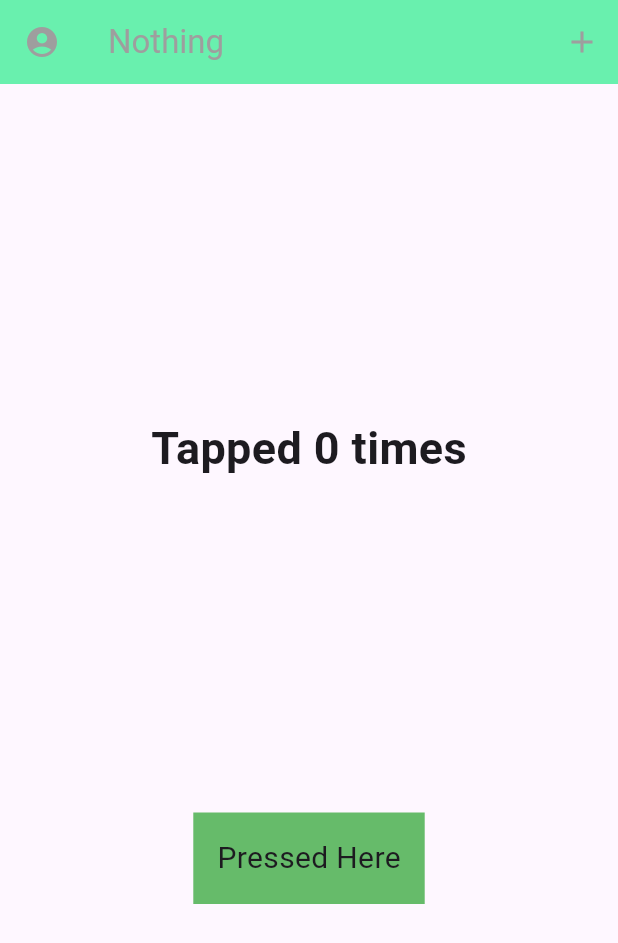
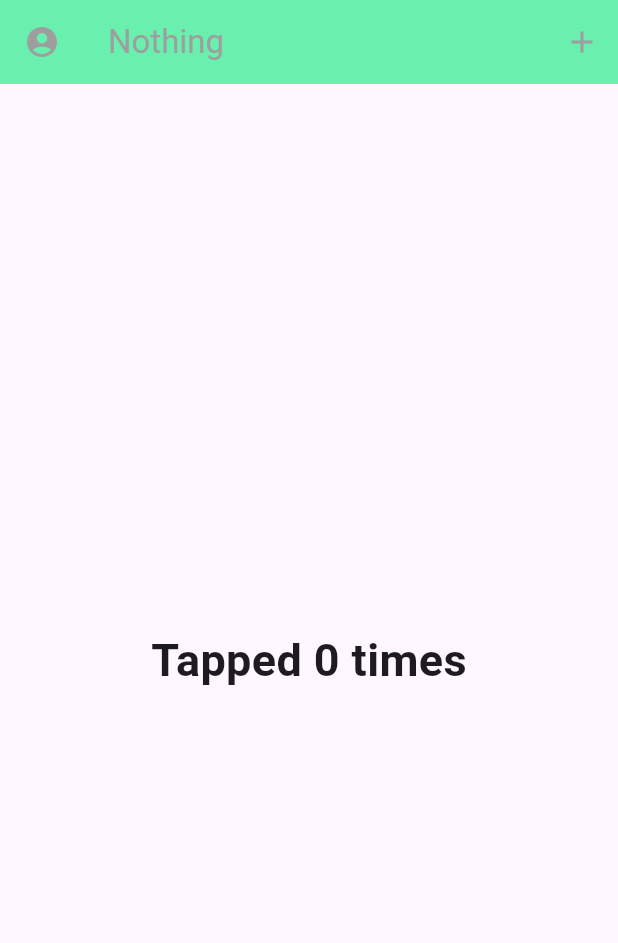
Before and after one commit to saoumiftesham/Pratice, a Flutter app: the screen it shows after launch, on a phone screen of 412 x 824 dp. Shown: the top 943 px of the screen. Run offline on Flutter 3.47's test engine with Material 3 defaults, Android fonts, the phone set to English and light mode, and no system bars.

Commit message:
make whole body into gesture detector

```diff
--- a/lib/body.dart
+++ b/lib/body.dart
@@ -19,7 +19,9 @@ class _BodyState extends State<Body> {
  }
   @override
   Widget build(BuildContext context) {
-    return Center(
+    return GestureDetector(
+      onTap: _increaseNumber,
+      child: Center(
         child: Column(
           mainAxisAlignment: MainAxisAlignment.spaceEvenly,
           children: [
@@ -27,15 +29,16 @@ class _BodyState extends State<Body> {
               'Tapped ' + numberOfTimesTapped.toString() + ' times',
               style: TextStyle(fontSize: 30, fontWeight: FontWeight.bold),
             ),
-          GestureDetector(
-            onTap: _increaseNumber,
-            child: Container(
-              color: Colors.green[400],
-              padding: EdgeInsets.all(16),
-              child: Text("Pressed Here", style: TextStyle(fontSize: 20)),
+            // GestureDetector(
+            //   onTap: _increaseNumber,
+            //   child: Container(
+            //     color: Colors.green[400],
+            //     padding: EdgeInsets.all(16),
+            //     child: Text("Pressed Here", style: TextStyle(fontSize: 20)),
+            //   ),
+            // ),
+          ],
         ),
-          ),
-        ],
       ),
     );
   }
```
Lines whose indentation alone changed are shown as unchanged.
